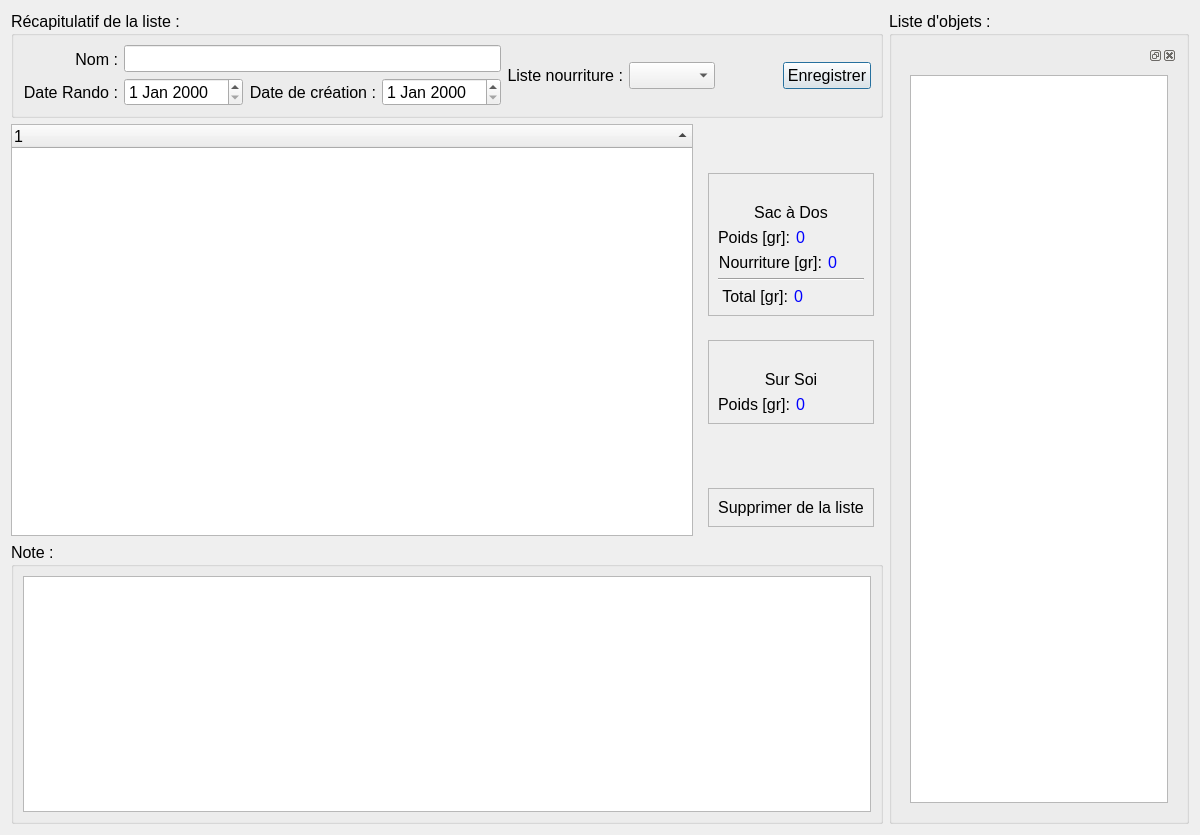
amof/Doger, file Doger/listwindow.ui: the form before one commit.
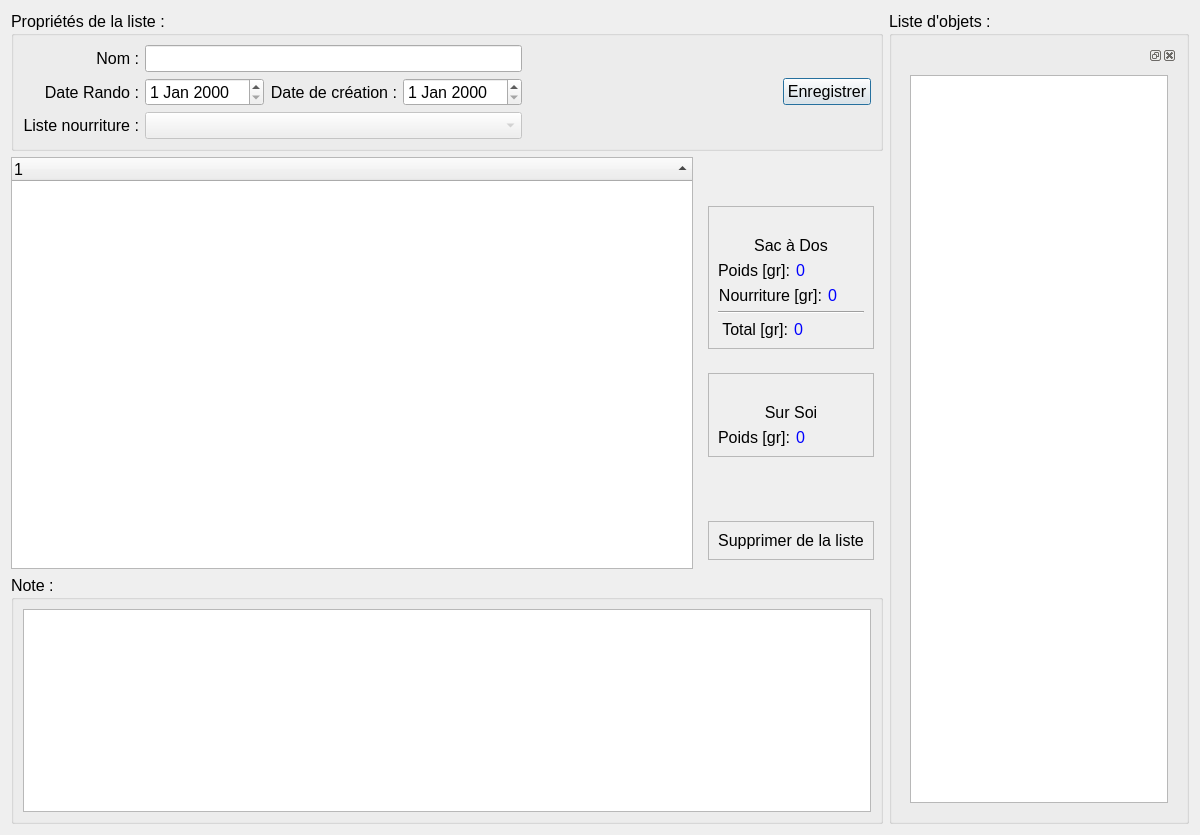
The form after the commit. Icons and pictures are not drawn.

Commit message: Fix bug due to wild pointer Improve UI

Diff of the .ui file:
```diff
--- a/Doger/listwindow.ui
+++ b/Doger/listwindow.ui
@@ -30,7 +30,7 @@
         </font>
        </property>
        <property name="title">
-        <string>Récapitulatif de la liste :</string>
+        <string>Propriétés de la liste :</string>
        </property>
        <layout class="QHBoxLayout" name="horizontalLayout_20">
         <item>
@@ -65,6 +65,16 @@
             </property>
            </widget>
           </item>
+          <item>
+           <widget class="QLabel" name="label_4">
+            <property name="text">
+             <string>Liste nourriture :</string>
+            </property>
+            <property name="alignment">
+             <set>Qt::AlignRight|Qt::AlignTrailing|Qt::AlignVCenter</set>
+            </property>
+           </widget>
+          </item>
          </layout>
         </item>
         <item>
@@ -109,21 +119,15 @@
             </item>
            </layout>
           </item>
+          <item>
+           <widget class="QComboBox" name="cb_food">
+            <property name="enabled">
+             <bool>false</bool>
+            </property>
+           </widget>
+          </item>
          </layout>
         </item>
-        <item>
-         <widget class="QLabel" name="label_4">
-          <property name="text">
-           <string>Liste nourriture :</string>
-          </property>
-          <property name="alignment">
-           <set>Qt::AlignRight|Qt::AlignTrailing|Qt::AlignVCenter</set>
-          </property>
-         </widget>
-        </item>
-        <item>
-         <widget class="QComboBox" name="cb_food"/>
-        </item>
         <item>
          <spacer name="horizontalSpacer">
           <property name="orientation">
@@ -147,6 +151,16 @@
           <property name="text">
            <string>Enregistrer</string>
           </property>
+          <property name="icon">
+           <iconset resource="ressources.qrc">
+            <normaloff>:/images/saveList.png</normaloff>:/images/saveList.png</iconset>
+          </property>
+          <property name="iconSize">
+           <size>
+            <width>50</width>
+            <height>50</height>
+           </size>
+          </property>
          </widget>
         </item>
        </layout>
```
The commit also changes 1 other file.
